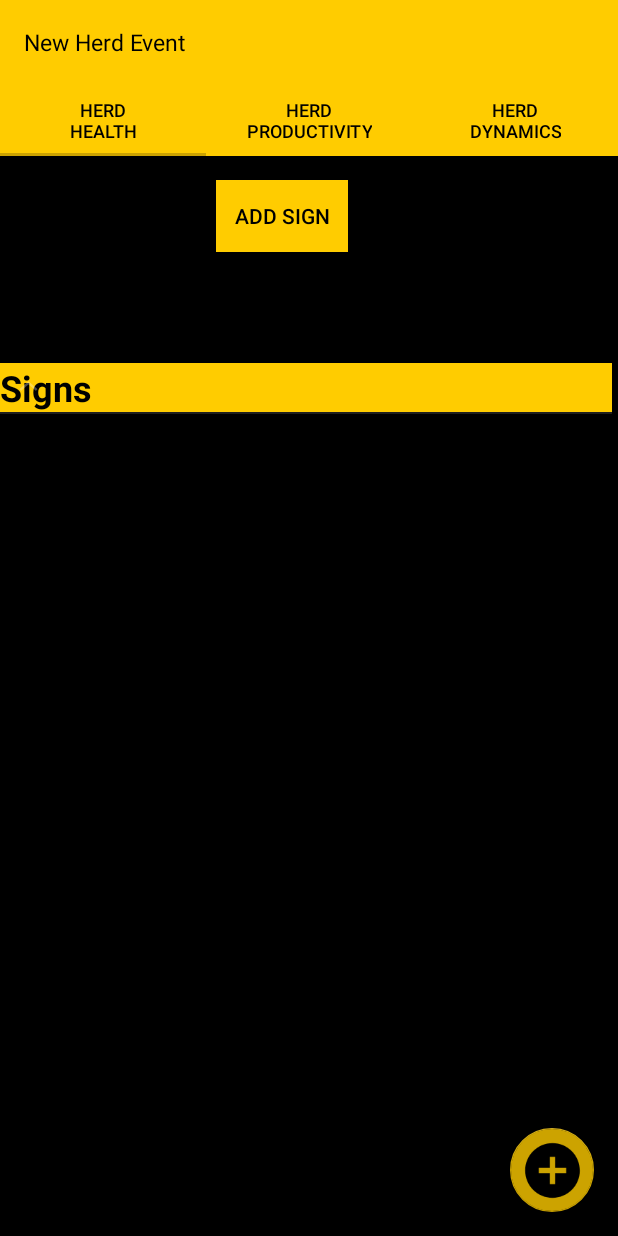
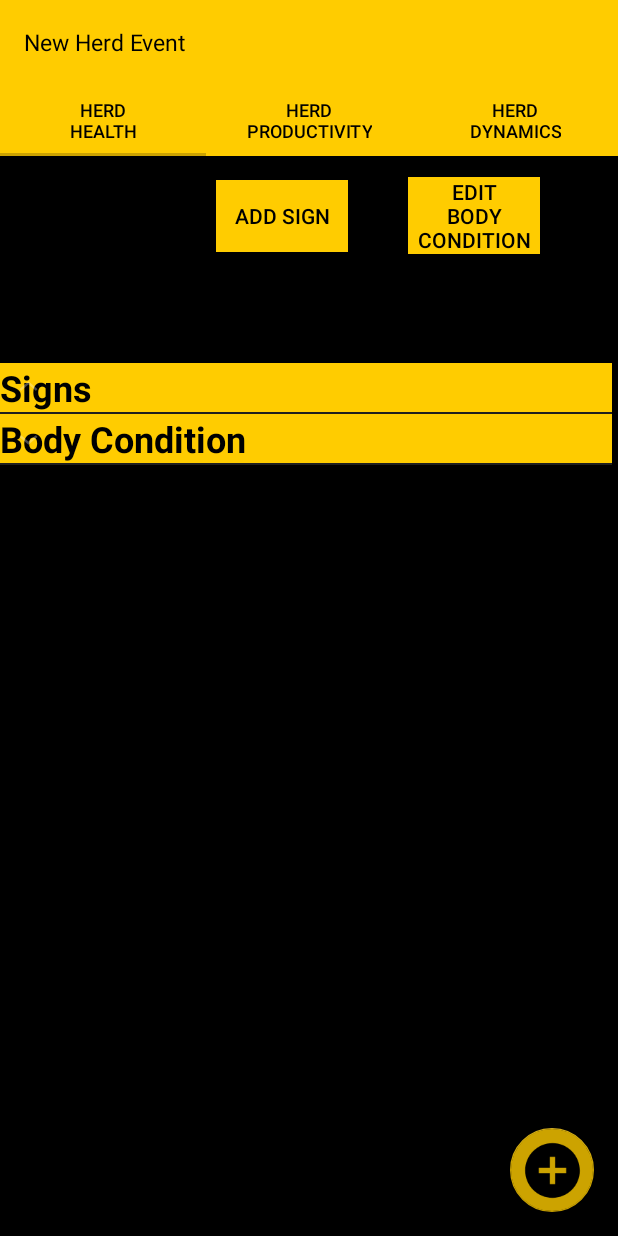
Before and after one commit to drgennaroimperatore/HerdManager, an Android app: the AddHeardHealthEventFragment screen opened directly, with no data from a screen before it, on a phone screen of 412 x 824 dp. Run offline under Robolectric (Android 15) with nearby library versions, the phone set to English and light mode, and no system bars; our stand-ins replace Room's generated code.

Commit message:
added tables and interfaces for body condition

```diff
--- a/app/src/main/java/com/ilri/herdmanager/adapters/HealthEventExpandableListAdapter.java
+++ b/app/src/main/java/com/ilri/herdmanager/adapters/HealthEventExpandableListAdapter.java
@@ -11,8 +11,11 @@ import android.widget.TextView;
 import com.ilri.herdmanager.R;
 import com.ilri.herdmanager.database.entities.ADDB;
 import com.ilri.herdmanager.database.entities.ADDBDAO;
+import com.ilri.herdmanager.database.entities.BodyConditionForHealthEvent;
 import com.ilri.herdmanager.database.entities.DiseasesForHealthEvent;
 import com.ilri.herdmanager.database.entities.HealthEvent;
+import com.ilri.herdmanager.database.entities.HerdDao;
+import com.ilri.herdmanager.database.entities.HerdDatabase;
 import com.ilri.herdmanager.database.entities.SignsForHealthEvent;
 import com.ilri.herdmanager.database.entities.SyncStatus;
 
@@ -22,19 +25,25 @@ public class HealthEventExpandableListAdapter extends BaseExpandableListAdapter
    Context mContext;
    ArrayList<SignsForHealthEvent> mSignsList = new ArrayList<>();
    ArrayList<DiseasesForHealthEvent> mDiseaseList = new ArrayList<>();
+   BodyConditionForHealthEvent mBodyCondtion = new BodyConditionForHealthEvent();
    ArrayList<String> mGroupHeaders;
    ADDBDAO addbdao = null;
+   HerdDao herdDao = null;
    boolean isReadOnly = false;
+   String mSpecies ="";
 
     @Override
     public int getGroupCount() {
         return mGroupHeaders.size();
     }
 
-    public HealthEventExpandableListAdapter(Context context, ArrayList<HealthEvent> healthEvents)
+    public HealthEventExpandableListAdapter(Context context, ArrayList<HealthEvent> healthEvents, int herdID)
     {
         mContext = context;
         addbdao = ADDB.getInstance(context).getADDBDAO();
+        herdDao= HerdDatabase.getInstance(context).getHerdDao();
+
+        //Identify the herd name and pass to the initialiser
 
        // mSignsList.add(0,new HealthEvent());
 
@@ -43,6 +52,7 @@ public class HealthEventExpandableListAdapter extends BaseExpandableListAdapter
         mGroupHeaders = new ArrayList<>();
         //mGroupHeaders.add("Diseases");
         mGroupHeaders.add("Signs");
+        mGroupHeaders.add("Body Condition");
         isReadOnly= false;
     }
 
@@ -60,10 +70,12 @@ public class HealthEventExpandableListAdapter extends BaseExpandableListAdapter
         int childSize =0;
 
 
-        if(groupPosition==1)
-            childSize = mDiseaseList.size();
+       /* if(groupPosition==1)
+            childSize = mDiseaseList.size();*/
         if(groupPosition==0)
             childSize = mSignsList.size();
+        if(groupPosition==1)
+            childSize=1; // body condition
 
 
 
@@ -127,7 +139,8 @@ public class HealthEventExpandableListAdapter extends BaseExpandableListAdapter
             LayoutInflater inflater = (LayoutInflater) mContext.getSystemService(Context.LAYOUT_INFLATER_SERVICE);
 
             if(groupPosition==1)
-                convertView = inflater.inflate(R.layout.herd_health_event_disease_row, null);
+               // convertView = inflater.inflate(R.layout.herd_health_event_disease_row, null);
+                convertView = inflater.inflate(R.layout.health_event_body_condition_row,null);
             if(groupPosition==0)
                 convertView = inflater.inflate(R.layout.herd_health_event_signs_row, null);
 
@@ -138,7 +151,7 @@ public class HealthEventExpandableListAdapter extends BaseExpandableListAdapter
         TextView numberOfAffecedYoung = null;
         TextView numberOfAffectedOld = null;
 
-        if(groupPosition==1) // disease
+       /* if(groupPosition==1) // disease
         {
             DiseasesForHealthEvent dhe = mDiseaseList.get(childPosition);
 
@@ -157,16 +170,14 @@ public class HealthEventExpandableListAdapter extends BaseExpandableListAdapter
                 if(dhe.syncStatus.equals(SyncStatus.SYNCHRNOISED.toString()))
                     syncStatusImgView.setImageResource(R.drawable.drawable_sync_status_synced);
             }*/
-
-            numberOfAffectedBabies = convertView.findViewById(R.id.health_event_disease_row_number_of_affected_babies_text_view);
+        /*    numberOfAffectedBabies = convertView.findViewById(R.id.health_event_disease_row_number_of_affected_babies_text_view);
             numberOfAffecedYoung = convertView.findViewById(R.id.health_event_disease_row_number_of_affected_young_text_view);
             numberOfAffectedOld = convertView.findViewById(R.id.health_event_disease_row_number_of_affected_old_text_view);
 
             numberOfAffectedBabies.setText(String.valueOf(dhe.numberOfAffectedBabies));
             numberOfAffecedYoung.setText(String.valueOf(dhe.numberOfAffectedYoung));
             numberOfAffectedOld.setText(String.valueOf(dhe.numberOfAffectedOld));
-
-        }
+        }*/
 
         if(groupPosition==0) // signs
         {
@@ -195,6 +206,11 @@ public class HealthEventExpandableListAdapter extends BaseExpandableListAdapter
             numberOfAffectedBabies.setText(String.valueOf(she.numberOfAffectedBabies));
             numberOfAffecedYoung.setText(String.valueOf(she.numberOfAffectedYoung));
             numberOfAffectedOld.setText(String.valueOf(she.numberOfAffectedOld));
+
+        }
+
+        if(groupPosition==1)//body condition
+        {
 
         }
         return convertView;
@@ -269,6 +285,13 @@ public class HealthEventExpandableListAdapter extends BaseExpandableListAdapter
         notifyDataSetChanged();
     }
 
+    private void initialiseBodyConditionList()
+    {
+
+
+
+    }
+
 
 
     public ArrayList<DiseasesForHealthEvent> getDiseasesForHealthEvent() {return mDiseaseList;}
--- a/app/src/main/java/com/ilri/herdmanager/database/entities/BodyCondition.java
+++ b/app/src/main/java/com/ilri/herdmanager/database/entities/BodyCondition.java
@@ -12,6 +12,11 @@ public class BodyCondition {
     public int stage;
     public String description;
     public BodyConditionSection section;
+
+    public BodyCondition()
+    {
+
+    }
 
     public BodyCondition(int id, String label, String species, int stage, String description)
     {
--- a/app/src/main/java/com/ilri/herdmanager/database/entities/HerdDao.java
+++ b/app/src/main/java/com/ilri/herdmanager/database/entities/HerdDao.java
@@ -48,7 +48,11 @@ public interface HerdDao {
     @Query("SELECT * FROM SignsForHealthEvent WHERE SignsForHealthEvent.healthEventID =:healthEventID")
     List<SignsForHealthEvent> getSignsForHealthEvent(int healthEventID);
 
+    @Query("SELECT * FROM BodyCondition WHERE BodyCondition.species=:species")
+    List<BodyCondition> getBodyConditionBySpecies(String species);
 
+    @Query("SELECT * FROM BodyConditionForHealthEvent WHERE healthEventID=:healthEventID LIMIT 1")
+    BodyConditionForHealthEvent getBodyConditionByHealthEventID(int healthEventID);
 
     @Query("SELECT * FROM ProductivityEvent WHERE ProductivityEvent.HerdVisitID= :herdVisitID")
     List<ProductivityEvent> getProductivityEventForVisit(int herdVisitID);
--- a/app/src/main/java/com/ilri/herdmanager/ui/main/AddHeardHealthEventFragment.java
+++ b/app/src/main/java/com/ilri/herdmanager/ui/main/AddHeardHealthEventFragment.java
@@ -90,7 +90,6 @@ public class AddHeardHealthEventFragment extends Fragment {
         }
 
 
-
         mShowAddDiseaseButton = view.findViewById(R.id.health_event_show_disease_dialog);
 
         //REMOVE THIS LINE IF WE WANT DISEASES BACK
@@ -101,12 +100,11 @@ public class AddHeardHealthEventFragment extends Fragment {
         ArrayList<HealthEvent> healthEvents = new ArrayList<>();
         //healthEvents.add( new HealthEvent());
 
-        HealthEventExpandableListAdapter adapter = new HealthEventExpandableListAdapter(getContext(), healthEvents);
+        HealthEventExpandableListAdapter adapter = new HealthEventExpandableListAdapter(getContext(), healthEvents, mHerdID);
         mHealthEventExpandableListView.setAdapter(adapter);
         mAdapter = adapter;
         mHealthEventExpandableListView.expandGroup(0);
       //  mHealthEventExpandableListView.expandGroup(1);
-
 
 
       final  AddHeardHealthEventFragment f = this;
@@ -280,6 +278,12 @@ public class AddHeardHealthEventFragment extends Fragment {
     {
         mAdapter.editSign(pos, b,y,o);
 
+    }
+
+
+
+    public void editBodyConditionList()
+    {
 
     }
 
--- a/app/src/main/res/layout/add_heard_health_fragment.xml
+++ b/app/src/main/res/layout/add_heard_health_fragment.xml
@@ -30,9 +30,22 @@
             android:layout_height="wrap_content"
             android:layout_marginTop="16dp"
             android:layout_marginBottom="74dp"
+            android:layout_marginEnd="40dp"
             android:background="@color/colorPrimary"
             android:text="Add Sign"
             android:textColor="@color/black" />
+
+        <Button
+            android:id="@+id/health_event_show_body_condition_dialog"
+            android:layout_width="wrap_content"
+            android:layout_height="wrap_content"
+            android:layout_marginBottom="74dp"
+            android:layout_marginEnd="19dp"
+            android:background="@color/colorPrimary"
+            android:text="Edit\nBody\nCondition"
+            android:textColor="@color/black" />
+
+
 
     </LinearLayout>
 
--- /dev/null
+++ b/app/src/main/res/layout/dialog_body_condition.xml
@@ -0,0 +1,6 @@
+<?xml version="1.0" encoding="utf-8"?>
+<LinearLayout xmlns:android="http://schemas.android.com/apk/res/android"
+    android:orientation="vertical" android:layout_width="match_parent"
+    android:layout_height="match_parent">
+
+</LinearLayout>
```
Also changed, not shown: app/src/main/java/com/ilri/herdmanager/database/entities/HerdDatabase.java (+25 -5 lines), app/src/main/java/com/ilri/herdmanager/ui/dialogs/BodyConditionDialog.java (added, +18 -0 lines), app/src/main/java/com/ilri/herdmanager/ui/dialogs/SelectDateForHerdInsertionDialog.java (+0 -7 lines), app/src/main/res/layout/health_event_body_condition_row.xml (added, +41 -0 lines).
